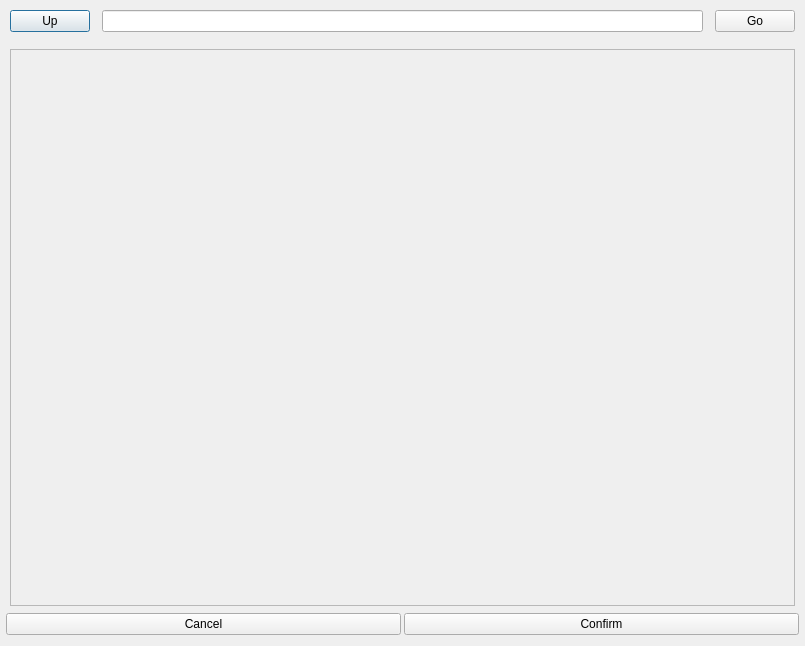
This is components/file_chooser.ui in Szybet/sanki as Qt 5 draws it before an edit. The edited form follows.
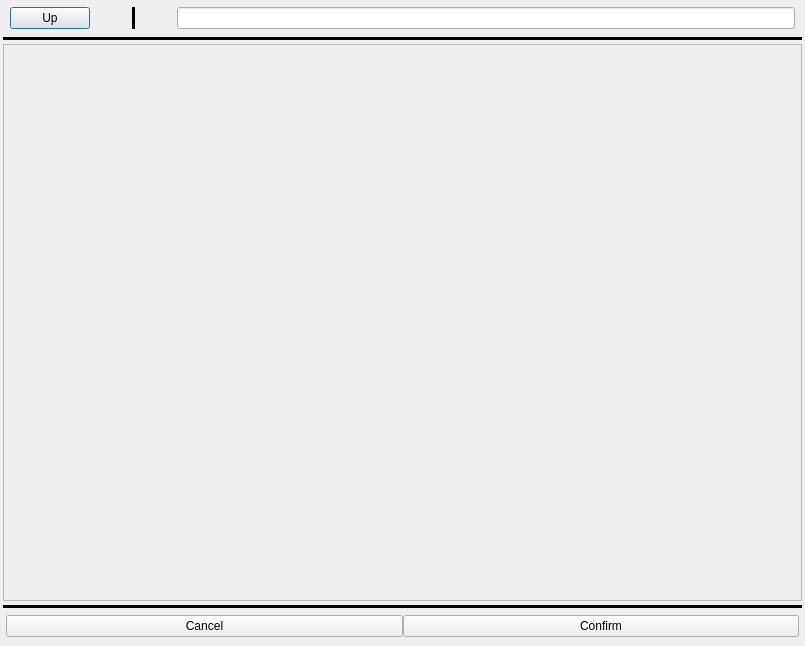
This is the edited form.

Commit message: full basic ( without path suggestions ) file chooser

```diff
--- a/components/file_chooser.ui
+++ b/components/file_chooser.ui
@@ -13,35 +13,38 @@
   <property name="windowTitle">
    <string>Form</string>
   </property>
-  <layout class="QVBoxLayout" name="verticalLayout_2">
-   <property name="spacing">
-    <number>3</number>
-   </property>
+  <layout class="QGridLayout" name="gridLayout">
    <property name="leftMargin">
-    <number>6</number>
+    <number>3</number>
    </property>
    <property name="topMargin">
-    <number>6</number>
+    <number>3</number>
    </property>
    <property name="rightMargin">
-    <number>6</number>
+    <number>3</number>
    </property>
    <property name="bottomMargin">
-    <number>6</number>
+    <number>3</number>
    </property>
-   <item>
+   <property name="horizontalSpacing">
+    <number>0</number>
+   </property>
+   <property name="verticalSpacing">
+    <number>4</number>
+   </property>
+   <item row="0" column="0">
     <layout class="QVBoxLayout" name="verticalLayout">
      <property name="leftMargin">
-      <number>4</number>
+      <number>7</number>
      </property>
      <property name="topMargin">
       <number>4</number>
      </property>
      <property name="rightMargin">
-      <number>4</number>
+      <number>7</number>
      </property>
      <property name="bottomMargin">
-      <number>10</number>
+      <number>4</number>
      </property>
      <item>
       <layout class="QHBoxLayout" name="horizontalLayout_2">
@@ -50,18 +53,69 @@
        </property>
        <item>
         <widget class="QPushButton" name="ButtonUpPath">
+         <property name="sizePolicy">
+          <sizepolicy hsizetype="Fixed" vsizetype="Fixed">
+           <horstretch>0</horstretch>
+           <verstretch>0</verstretch>
+          </sizepolicy>
+         </property>
          <property name="text">
-          <string>Up</string>
+          <string>  Up  </string>
          </property>
         </widget>
        </item>
        <item>
-        <widget class="QLineEdit" name="lineEditPath"/>
+        <spacer name="horizontalSpacer">
+         <property name="orientation">
+          <enum>Qt::Horizontal</enum>
+         </property>
+         <property name="sizeType">
+          <enum>QSizePolicy::Fixed</enum>
+         </property>
+         <property name="sizeHint" stdset="0">
+          <size>
+           <width>30</width>
+           <height>20</height>
+          </size>
+         </property>
+        </spacer>
        </item>
        <item>
-        <widget class="QPushButton" name="ButtonEnterPath">
-         <property name="text">
-          <string>Go</string>
+        <widget class="Line" name="line_3">
+         <property name="frameShadow">
+          <enum>QFrame::Plain</enum>
+         </property>
+         <property name="lineWidth">
+          <number>4</number>
+         </property>
+         <property name="orientation">
+          <enum>Qt::Vertical</enum>
+         </property>
+        </widget>
+       </item>
+       <item>
+        <spacer name="horizontalSpacer_2">
+         <property name="orientation">
+          <enum>Qt::Horizontal</enum>
+         </property>
+         <property name="sizeType">
+          <enum>QSizePolicy::Fixed</enum>
+         </property>
+         <property name="sizeHint" stdset="0">
+          <size>
+           <width>30</width>
+           <height>20</height>
+          </size>
+         </property>
+        </spacer>
+       </item>
+       <item>
+        <widget class="QLineEdit" name="lineEditPath">
+         <property name="focusPolicy">
+          <enum>Qt::StrongFocus</enum>
+         </property>
+         <property name="cursorMoveStyle">
+          <enum>Qt::VisualMoveStyle</enum>
          </property>
         </widget>
        </item>
@@ -69,87 +123,22 @@
      </item>
     </layout>
    </item>
-   <item>
-    <widget class="QFrame" name="frame">
-     <property name="frameShape">
-      <enum>QFrame::NoFrame</enum>
-     </property>
-     <property name="frameShadow">
-      <enum>QFrame::Plain</enum>
-     </property>
-     <property name="lineWidth">
-      <number>0</number>
-     </property>
-     <layout class="QVBoxLayout" name="verticalLayout_3">
-      <property name="leftMargin">
-       <number>4</number>
-      </property>
-      <property name="topMargin">
-       <number>4</number>
-      </property>
-      <property name="rightMargin">
-       <number>4</number>
-      </property>
-      <property name="bottomMargin">
-       <number>4</number>
-      </property>
-      <item>
-       <widget class="QScrollArea" name="scrollArea">
-        <property name="frameShadow">
-         <enum>QFrame::Plain</enum>
-        </property>
-        <property name="lineWidth">
-         <number>0</number>
-        </property>
-        <property name="widgetResizable">
-         <bool>true</bool>
-        </property>
-        <widget class="QWidget" name="scrollAreaWidgetContents">
-         <property name="geometry">
-          <rect>
-           <x>0</x>
-           <y>0</y>
-           <width>783</width>
-           <height>544</height>
-          </rect>
-         </property>
-         <layout class="QVBoxLayout" name="verticalLayout_4">
-          <property name="spacing">
-           <number>0</number>
-          </property>
-          <property name="leftMargin">
-           <number>4</number>
-          </property>
-          <property name="topMargin">
-           <number>0</number>
-          </property>
-          <property name="rightMargin">
-           <number>4</number>
-          </property>
-          <property name="bottomMargin">
-           <number>0</number>
-          </property>
-          <item>
-           <layout class="QVBoxLayout" name="layoutFiles">
-            <property name="spacing">
-             <number>2</number>
-            </property>
-           </layout>
-          </item>
-         </layout>
-        </widget>
-       </widget>
-      </item>
-     </layout>
-    </widget>
-   </item>
-   <item>
+   <item row="4" column="0">
     <layout class="QHBoxLayout" name="horizontalLayout">
      <property name="sizeConstraint">
       <enum>QLayout::SetMinimumSize</enum>
      </property>
+     <property name="leftMargin">
+      <number>3</number>
+     </property>
+     <property name="topMargin">
+      <number>3</number>
+     </property>
+     <property name="rightMargin">
+      <number>3</number>
+     </property>
      <property name="bottomMargin">
-      <number>5</number>
+      <number>6</number>
      </property>
      <item>
       <widget class="QPushButton" name="ButtonCancel">
@@ -179,6 +168,79 @@
      </item>
     </layout>
    </item>
+   <item row="2" column="0">
+    <widget class="QScrollArea" name="scrollArea">
+     <property name="frameShadow">
+      <enum>QFrame::Plain</enum>
+     </property>
+     <property name="lineWidth">
+      <number>0</number>
+     </property>
+     <property name="widgetResizable">
+      <bool>true</bool>
+     </property>
+     <widget class="QWidget" name="scrollAreaWidgetContents">
+      <property name="geometry">
+       <rect>
+        <x>0</x>
+        <y>0</y>
+        <width>797</width>
+        <height>549</height>
+       </rect>
+      </property>
+      <layout class="QGridLayout" name="gridLayout_2">
+       <property name="leftMargin">
+        <number>2</number>
+       </property>
+       <property name="topMargin">
+        <number>0</number>
+       </property>
+       <property name="rightMargin">
+        <number>2</number>
+       </property>
+       <property name="bottomMargin">
+        <number>0</number>
+       </property>
+       <item row="0" column="0">
+        <layout class="QVBoxLayout" name="layoutFiles">
+         <property name="spacing">
+          <number>0</number>
+         </property>
+         <property name="rightMargin">
+          <number>17</number>
+         </property>
+        </layout>
+       </item>
+      </layout>
+     </widget>
+    </widget>
+   </item>
+   <item row="3" column="0">
+    <widget class="Line" name="line">
+     <property name="frameShadow">
+      <enum>QFrame::Plain</enum>
+     </property>
+     <property name="lineWidth">
+      <number>4</number>
+     </property>
+     <property name="orientation">
+      <enum>Qt::Horizontal</enum>
+     </property>
+    </widget>
+   </item>
+   <item row="1" column="0">
+    <widget class="Line" name="line_2">
+     <property name="frameShadow">
+      <enum>QFrame::Plain</enum>
+     </property>
+     <property name="lineWidth">
+      <number>4</number>
+     </property>
+     <property name="orientation">
+      <enum>Qt::Horizontal</enum>
+     </property>
+    </widget>
+   </item>
   </layout>
  </widget>
  <resources/>
```
The commit also changes 8 other files.
